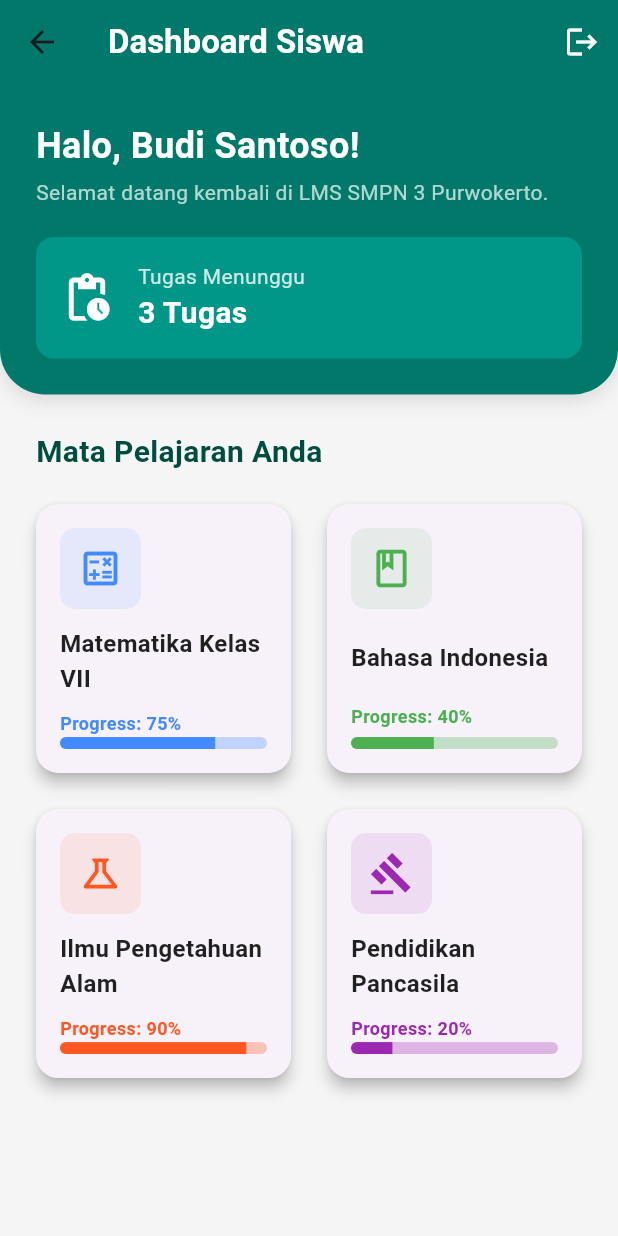
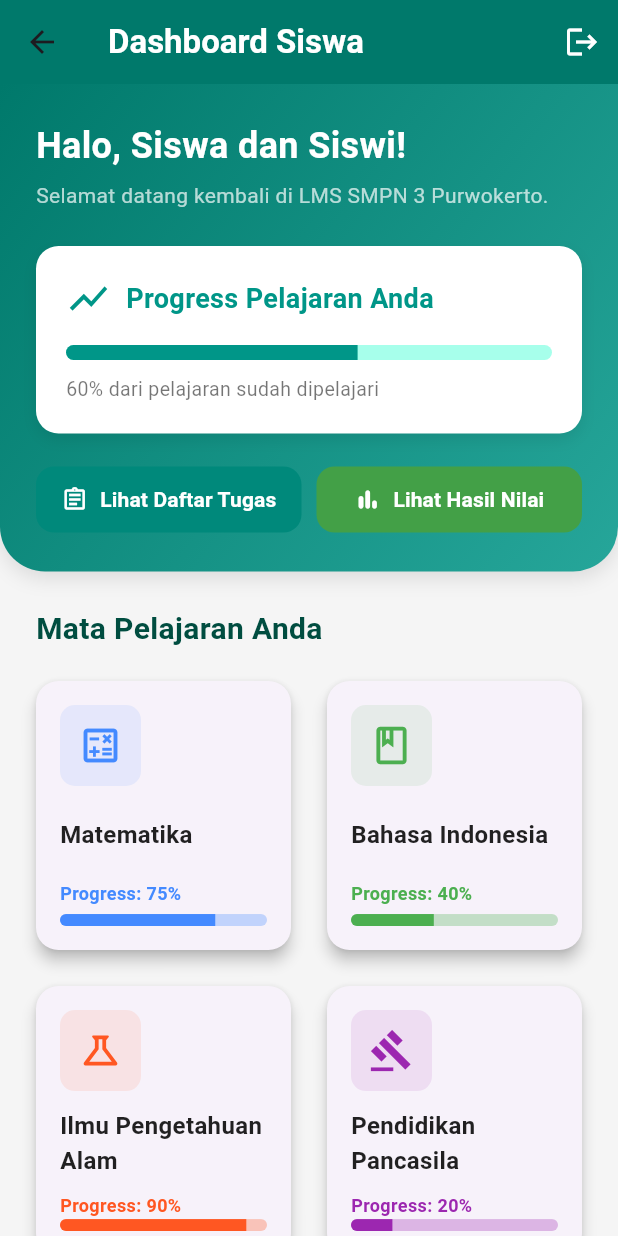
Before and after one commit to Meph1sto14/Android_E-Learning, a Flutter app: the DashboardScreen screen opened by its route, on a phone screen of 412 x 824 dp. Run offline on Flutter 3.47's test engine with Material 3 defaults, Android fonts, the phone set to English and light mode, and no system bars; our stand-ins replace file_picker; Roboto replaces fonts that are missing (Poppins).

Commit message:
Initial commit: menambahkan materi dan tugas,nilai

```diff
--- a/project_lms/lib/dashboard_siswa_screen.dart
+++ b/project_lms/lib/dashboard_siswa_screen.dart
@@ -1,5 +1,7 @@
 import 'package:flutter/material.dart';
 import 'package:project_lms/materi_card.dart';
+import 'package:project_lms/tugas_screen.dart'; //
+import 'package:project_lms/nilai_screen.dart'; //
 
 class DashboardScreen extends StatelessWidget {
   const DashboardScreen({super.key});
@@ -7,7 +9,7 @@ class DashboardScreen extends StatelessWidget {
   // Data dummy untuk Mata Pelajaran
   final List<MateriItem> mataPelajaran = const [
     MateriItem(
-      title: 'Matematika Kelas VII',
+      title: 'Matematika',
       progress: '75%',
       icon: Icons.calculate_outlined,
       color: Colors.blueAccent,
@@ -35,6 +37,7 @@ class DashboardScreen extends StatelessWidget {
   @override
   Widget build(BuildContext context) {
     return Scaffold(
+      backgroundColor: const Color(0xFFF5F5F5),
       appBar: AppBar(
         backgroundColor: Colors.teal.shade700,
         title: const Text(
@@ -48,9 +51,7 @@ class DashboardScreen extends StatelessWidget {
           IconButton(
             icon: const Icon(Icons.logout, color: Colors.white),
             onPressed: () {
-              // TODO: Implementasi Logout
-              Navigator.pushNamedAndRemoveUntil(
-                  context, '/', (route) => false); // Kembali ke Home Screen
+              Navigator.pushNamedAndRemoveUntil(context, '/', (route) => false);
             },
           ),
         ],
@@ -58,14 +59,19 @@ class DashboardScreen extends StatelessWidget {
       ),
       body: CustomScrollView(
         slivers: [
-          // Header Selamat Datang
+          // Header Hijau dengan Progress Pelajaran
           SliverToBoxAdapter(
             child: Container(
               padding: const EdgeInsets.all(24.0),
               decoration: BoxDecoration(
-                color: Colors.teal.shade700,
+                gradient: LinearGradient(
+                  colors: [Colors.teal.shade700, Colors.teal.shade400],
+                  begin: Alignment.topLeft,
+                  end: Alignment.bottomRight,
+                ),
                 borderRadius: const BorderRadius.vertical(
-                    bottom: Radius.circular(30)), // Sudut melengkung
+                  bottom: Radius.circular(30),
+                ),
                 boxShadow: [
                   BoxShadow(
                     color: Colors.black.withOpacity(0.1),
@@ -78,14 +84,14 @@ class DashboardScreen extends StatelessWidget {
                 crossAxisAlignment: CrossAxisAlignment.start,
                 children: [
                   const Text(
-                    'Halo, Budi Santoso!', // Ganti dengan nama pengguna
+                    'Halo, Siswa dan Siswi!',
                     style: TextStyle(
                       fontSize: 24,
                       fontWeight: FontWeight.bold,
                       color: Colors.white,
                     ),
                   ),
-                  const SizedBox(height: 4),
+                  const SizedBox(height: 6),
                   const Text(
                     'Selamat datang kembali di LMS SMPN 3 Purwokerto.',
                     style: TextStyle(
@@ -93,21 +99,74 @@ class DashboardScreen extends StatelessWidget {
                       color: Colors.white70,
                     ),
                   ),
+                  const SizedBox(height: 24),
+                  _buildProgressCard(),
+
                   const SizedBox(height: 20),
-                  // Ringkasan Tugas
-                  _buildSummaryCard(
-                    icon: Icons.pending_actions,
-                    title: 'Tugas Menunggu',
-                    value: '3 Tugas',
-                    color: Colors.white,
-                    backgroundColor: Colors.teal.shade500,
+
+                  // ✅ Dua tombol sejajar: "Lihat Daftar Tugas" & "Lihat Hasil Nilai"
+                  Row(
+                    mainAxisAlignment: MainAxisAlignment.spaceBetween,
+                    children: [
+                      Expanded(
+                        child: TextButton.icon(
+                          onPressed: () {
+                            Navigator.push(
+                              context,
+                              MaterialPageRoute(builder: (context) => const TugasScreen()),
+                            );
+                          },
+                          icon: const Icon(Icons.assignment_outlined, color: Colors.white),
+                          label: const Text(
+                            'Lihat Daftar Tugas',
+                            style: TextStyle(
+                              color: Colors.white,
+                              fontWeight: FontWeight.bold,
+                            ),
+                          ),
+                          style: TextButton.styleFrom(
+                            backgroundColor: Colors.teal.shade600,
+                            padding: const EdgeInsets.symmetric(horizontal: 10, vertical: 12),
+                            shape: RoundedRectangleBorder(
+                              borderRadius: BorderRadius.circular(12),
+                            ),
+                          ),
+                        ),
+                      ),
+                      const SizedBox(width: 10),
+                      Expanded(
+                        child: TextButton.icon(
+                          onPressed: () {
+                            Navigator.push(
+                              context,
+                              MaterialPageRoute(builder: (context) => const NilaiScreen()),
+                            );
+                          },
+                          icon: const Icon(Icons.bar_chart_rounded, color: Colors.white),
+                          label: const Text(
+                            'Lihat Hasil Nilai',
+                            style: TextStyle(
+                              color: Colors.white,
+                              fontWeight: FontWeight.bold,
+                            ),
+                          ),
+                          style: TextButton.styleFrom(
+                            backgroundColor: Colors.green.shade600,
+                            padding: const EdgeInsets.symmetric(horizontal: 10, vertical: 12),
+                            shape: RoundedRectangleBorder(
+                              borderRadius: BorderRadius.circular(12),
+                            ),
+                          ),
+                        ),
+                      ),
+                    ],
                   ),
                 ],
               ),
             ),
           ),
 
-          // Judul Bagian Materi
+          // Judul Bagian Mata Pelajaran
           SliverToBoxAdapter(
             child: Padding(
               padding: const EdgeInsets.fromLTRB(24, 24, 24, 16),
@@ -122,15 +181,15 @@ class DashboardScreen extends StatelessWidget {
             ),
           ),
 
-          // Grid Mata Pelajaran (Menggunakan SliverGrid)
+          // Grid Mata Pelajaran
           SliverPadding(
             padding: const EdgeInsets.symmetric(horizontal: 20.0),
             sliver: SliverGrid(
               gridDelegate: const SliverGridDelegateWithFixedCrossAxisCount(
-                crossAxisCount: 2, // 2 kolom
+                crossAxisCount: 2,
                 crossAxisSpacing: 16.0,
                 mainAxisSpacing: 16.0,
-                childAspectRatio: 0.95, // Rasio agar kartu lebih tinggi
+                childAspectRatio: 0.95,
               ),
               delegate: SliverChildBuilderDelegate(
                 (context, index) {
@@ -141,52 +200,62 @@ class DashboardScreen extends StatelessWidget {
             ),
           ),
 
-          // Spacer di bagian bawah
-          const SliverToBoxAdapter(
-            child: SizedBox(height: 40),
-          ),
+          const SliverToBoxAdapter(child: SizedBox(height: 40)),
         ],
       ),
     );
   }
 
-  // Widget untuk Kartu Ringkasan
-  Widget _buildSummaryCard({
-    required IconData icon,
-    required String title,
-    required String value,
-    required Color color,
-    required Color backgroundColor,
-  }) {
+  // 🟢 Widget Progress Card
+  Widget _buildProgressCard() {
     return Container(
-      padding: const EdgeInsets.all(16),
+      width: double.infinity,
+      padding: const EdgeInsets.all(20),
       decoration: BoxDecoration(
-        color: backgroundColor,
-        borderRadius: BorderRadius.circular(12),
+        color: Colors.white,
+        borderRadius: BorderRadius.circular(15),
+        boxShadow: [
+          BoxShadow(
+            color: Colors.black.withOpacity(0.08),
+            blurRadius: 8,
+            offset: const Offset(0, 4),
+          )
+        ],
       ),
-      child: Row(
+      child: Column(
+        crossAxisAlignment: CrossAxisAlignment.start,
         children: [
-          Icon(icon, color: color, size: 36),
-          const SizedBox(width: 16),
-          Column(
-            crossAxisAlignment: CrossAxisAlignment.start,
-            children: [
+          Row(
+            children: const [
+              Icon(Icons.show_chart, color: Colors.teal, size: 30),
+              SizedBox(width: 10),
               Text(
-                title,
+                'Progress Pelajaran Anda',
                 style: TextStyle(
-                  color: color.withOpacity(0.8),
-                  fontSize: 14,
-                ),
-              ),
-              Text(
-                value,
-                style: TextStyle(
-                  color: color,
-                  fontSize: 20,
+                  fontSize: 18,
                   fontWeight: FontWeight.bold,
+                  color: Colors.teal,
                 ),
               ),
             ],
+          ),
+          const SizedBox(height: 16),
+          ClipRRect(
+            borderRadius: BorderRadius.circular(8),
+            child: LinearProgressIndicator(
+              value: 0.6,
+              color: Colors.teal,
+              backgroundColor: Colors.tealAccent.shade100,
+              minHeight: 10,
+            ),
+          ),
+          const SizedBox(height: 10),
+          const Text(
+            '60% dari pelajaran sudah dipelajari',
+            style: TextStyle(
+              fontSize: 13,
+              color: Colors.black54,
+            ),
           ),
         ],
       ),
--- /dev/null
+++ b/project_lms/lib/materi_data.dart
@@ -0,0 +1,93 @@
+import 'package:flutter/material.dart';
+
+final Map<String, List<Map<String, String>>> materiData = {
+  // ================= Bahasa Indonesia =================
+  'Bahasa Indonesia': [
+    {
+      'judul': 'Bab 1 - Teks Deskripsi',
+      'isi':
+          'Teks deskripsi adalah teks yang menggambarkan suatu objek, tempat, atau peristiwa secara rinci. Tujuannya agar pembaca dapat membayangkan dengan jelas hal yang dijelaskan.\n\nContoh: Menggambarkan suasana sekolah, taman, atau pemandangan alam dengan detail.',
+    },
+    {
+      'judul': 'Bab 2 - Teks Eksposisi',
+      'isi':
+          'Teks eksposisi bertujuan menjelaskan informasi atau pengetahuan tertentu agar pembaca memperoleh pemahaman yang lebih luas.\n\nBiasanya berisi fakta dan data untuk mendukung topik pembahasan.',
+    },
+    {
+      'judul': 'Bab 3 - Teks Narasi',
+      'isi':
+          'Teks narasi menceritakan suatu peristiwa secara kronologis. Biasanya mengandung unsur tokoh, latar, alur, dan konflik.\n\nContoh: Cerita rakyat, legenda, dan pengalaman pribadi.',
+    },
+  ],
+
+  // ================= Bahasa Inggris =================
+  'Bahasa Inggris': [
+    {
+      'judul': 'Bab 1 - Greetings and Introductions',
+      'isi':
+          'In this lesson, you will learn how to greet others and introduce yourself in English.\n\nExample:\nA: Hello! My name is Budi.\nB: Hi Budi, nice to meet you!\n\nCommon greetings: Good morning, Good afternoon, Good night.',
+    },
+    {
+      'judul': 'Bab 2 - Simple Present Tense',
+      'isi':
+          'The Simple Present Tense is used for habits, general truths, and repeated actions.\n\nFormula:\nSubject + Verb 1 (+ s/es) + Object\n\nExample:\nShe goes to school every day.\nThey play football every Sunday.',
+    },
+    {
+      'judul': 'Bab 3 - Expressing Likes and Dislikes',
+      'isi':
+          'To express what you like or dislike:\n\nI like / I love / I enjoy + V-ing\nI dislike / I hate + V-ing\n\nExample:\nI like playing football.\nI dislike doing homework.',
+    },
+  ],
+
+  // ================= Matematika =================
+  'Matematika': [
+    {
+      'judul': 'Bab 1 - Operasi Bilangan Bulat',
+      'isi':
+          'Bilangan bulat terdiri dari bilangan positif, negatif, dan nol.\n\nOperasi dasar:\n• Penjumlahan\n• Pengurangan\n• Perkalian\n• Pembagian\n\nContoh:\n(+5) + (-3) = 2',
+    },
+    {
+      'judul': 'Bab 2 - Pecahan',
+      'isi':
+          'Pecahan adalah bilangan yang terdiri dari pembilang dan penyebut.\n\nContoh:\n1/2, 3/4, 5/6\n\nOperasi pecahan:\n• Penjumlahan & Pengurangan dengan penyebut sama\n• Perkalian dan pembagian pecahan',
+    },
+    {
+      'judul': 'Bab 3 - Bangun Datar',
+      'isi':
+          'Bangun datar adalah bentuk dua dimensi seperti persegi, persegi panjang, segitiga, dan lingkaran.\n\nRumus luas:\n• Persegi: s × s\n• Persegi Panjang: p × l\n• Segitiga: ½ × a × t',
+    },
+  ],
+
+  // ================= Ilmu Pengetahuan Alam =================
+  'Ilmu Pengetahuan Alam': [
+    {
+      'judul': 'Bab 1 - Sistem Tata Surya',
+      'isi':
+          'Sistem tata surya terdiri dari Matahari sebagai pusat dan delapan planet yang mengitarinya.\n\nUrutan planet:\nMerkurius, Venus, Bumi, Mars, Jupiter, Saturnus, Uranus, Neptunus.',
+    },
+    {
+      'judul': 'Bab 2 - Struktur Bumi',
+      'isi':
+          'Lapisan bumi terdiri dari kerak bumi, mantel, dan inti bumi. Lapisan ini berperan penting dalam aktivitas geologi seperti gunung berapi dan gempa.',
+    },
+    {
+      'judul': 'Bab 3 - Gaya dan Gerak',
+      'isi':
+          'Gaya adalah tarikan atau dorongan yang dapat mengubah bentuk atau gerak benda.\n\nContoh:\n• Gaya gravitasi\n• Gaya gesek\n• Gaya magnet',
+    },
+  ],
+
+  // ================= Pendidikan Pancasila =================
+  'Pendidikan Pancasila': [
+    {
+      'judul': 'Bab 1 - Nilai-nilai Pancasila',
+      'isi':
+          'Pancasila adalah dasar negara dan pandangan hidup bangsa Indonesia.\n\nNilai-nilainya meliputi:\n1. Ketuhanan Yang Maha Esa\n2. Kemanusiaan yang adil dan beradab\n3. Persatuan Indonesia\n4. Kerakyatan yang dipimpin oleh hikmat kebijaksanaan\n5. Keadilan sosial bagi seluruh rakyat Indonesia',
+    },
+    {
+      'judul': 'Bab 2 - Penerapan Nilai Pancasila',
+      'isi':
+          'Contoh penerapan nilai Pancasila dalam kehidupan sehari-hari:\n\n• Gotong royong di masyarakat\n• Toleransi antar umat beragama\n• Menjaga persatuan dan kesatuan bangsa',
+    },
+  ],
+};
--- a/project_lms/pubspec.yaml
+++ b/project_lms/pubspec.yaml
@@ -34,6 +34,7 @@ dependencies:
   # The following adds the Cupertino Icons font to your application.
   # Use with the CupertinoIcons class for iOS style icons.
   cupertino_icons: ^1.0.8
+  file_picker: ^10.3.3
 
 dev_dependencies:
   flutter_test:
```
Also changed, not shown: project_lms/lib/kirim_tugas_screen.dart (added, +177 -0 lines), project_lms/lib/main.dart (+11 -4 lines), project_lms/lib/materi_card.dart (+8 -3 lines), project_lms/lib/materi_detail_screen.dart (added, +147 -0 lines), project_lms/lib/nilai_screen.dart (added, +1 -0 lines), project_lms/lib/tugas_screen.dart (added, +134 -0 lines), project_lms/pubspec.lock, 4 other files.
